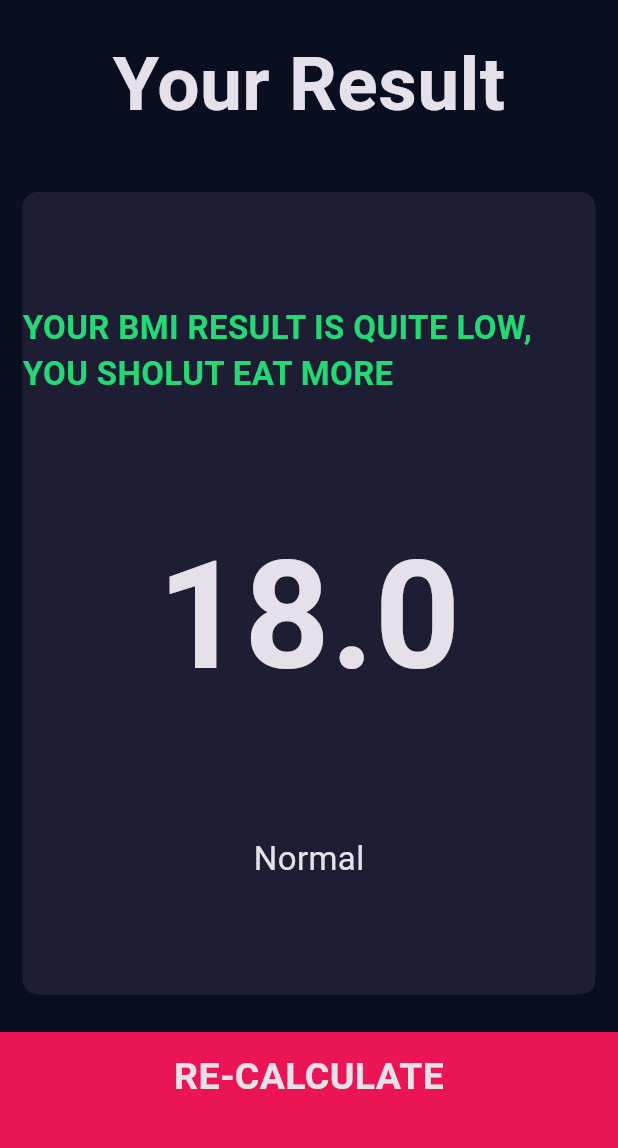
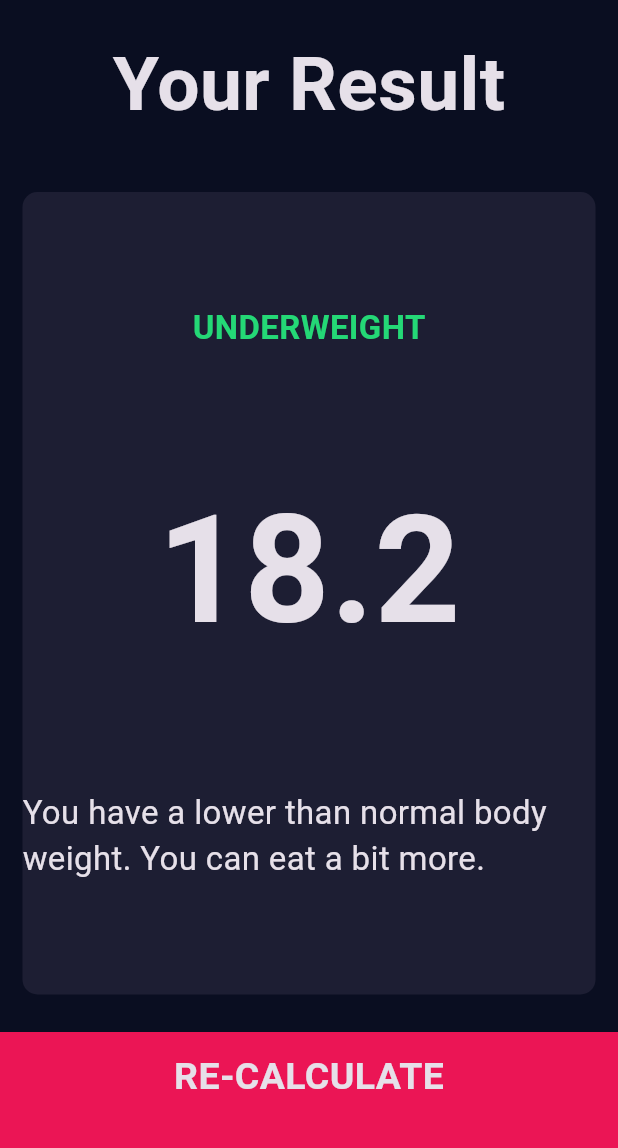
Before and after one commit to ANBPay-Training/BMI-Calculator, a Flutter app: the screen it shows after launch, after a tap on "CALCULATE", on a phone screen of 412 x 824 dp, the part 84-1232 px from its top. Run offline on Flutter 3.47's test engine with Material 3 defaults, Android fonts, the phone set to English and light mode, and no system bars; our stand-ins replace font_awesome_flutter.

Commit message:
calculation is added

```diff
--- /dev/null
+++ b/lib/calculator_brain.dart
@@ -0,0 +1,35 @@
+import 'dart:math';
+
+class CalculatorBrain {
+  CalculatorBrain({required this.height, required this.weight});
+
+  final int height;
+  final int weight;
+
+  late double _bmi;
+
+  String calculateBMI() {
+    _bmi = weight / pow(height / 100, 2);
+    return _bmi.toStringAsFixed(1);
+  }
+
+  String getResult() {
+    if (_bmi >= 25) {
+      return 'Overweight';
+    } else if (_bmi > 18.5) {
+      return 'Normal';
+    } else {
+      return 'Underweight';
+    }
+  }
+
+  String getInterpretation() {
+    if (_bmi >= 25) {
+      return 'You have a higher than normal body weight. Try to exercise more.';
+    } else if (_bmi >= 18.5) {
+      return 'You have a normal body weight. Good job!';
+    } else {
+      return 'You have a lower than normal body weight. You can eat a bit more.';
+    }
+  }
+}
--- a/lib/screens/input_page.dart
+++ b/lib/screens/input_page.dart
@@ -1,4 +1,5 @@
 import 'package:bmi_calculator/Components/bottom_button.dart';
+import 'package:bmi_calculator/calculator_brain.dart';
 import 'package:flutter/material.dart';
 import 'package:font_awesome_flutter/font_awesome_flutter.dart';
 import '../Components/reusable_card.dart';
@@ -206,15 +207,15 @@ class _InputPageState extends State<InputPage> {
             )),
             BottomButton(
                 onTap: () {
+                  CalculatorBrain calc =
+                      CalculatorBrain(height: height, weight: weight);
                   Navigator.push(
                       context,
                       MaterialPageRoute(
                           builder: (context) => ResultsPage(
-                                interpretation: 'Normal',
-                                bmiResult: '18.0',
-                                resultText:
-                                    'your BMI result is quite low, you sholut eat more',
-                              )));
+                              bmiResult: calc.calculateBMI(),
+                              interpretation: calc.getInterpretation(),
+                              resultText: calc.getResult())));
                 },
                 buttonTitle: 'CALCULATE'),
           ],
```
